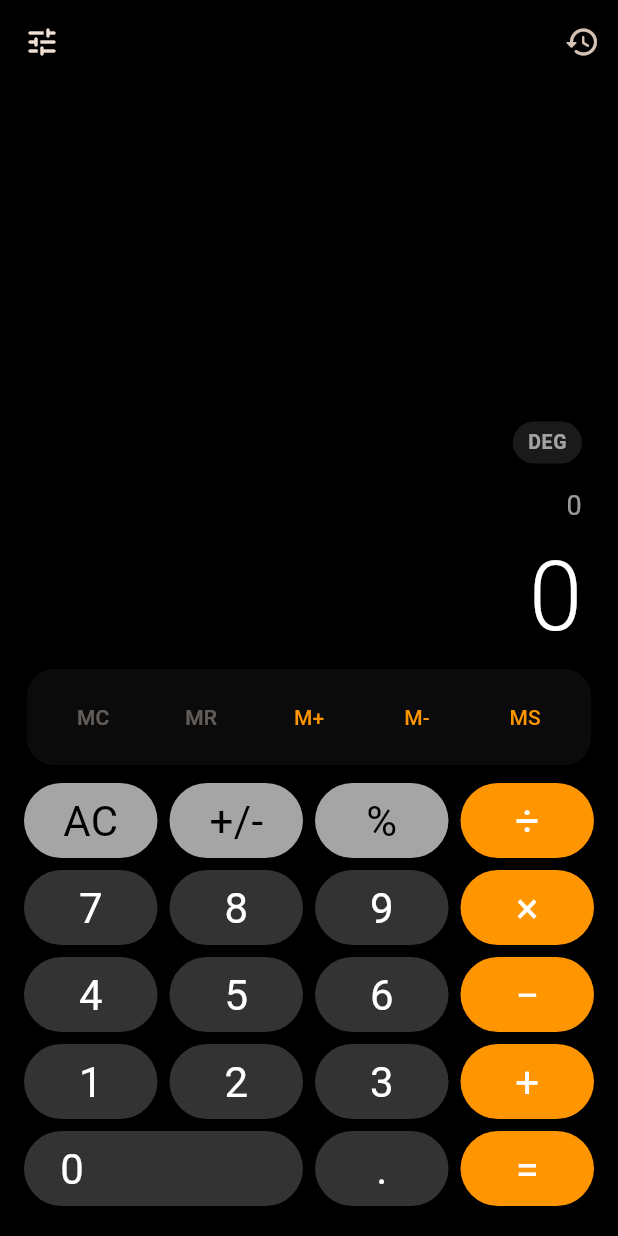
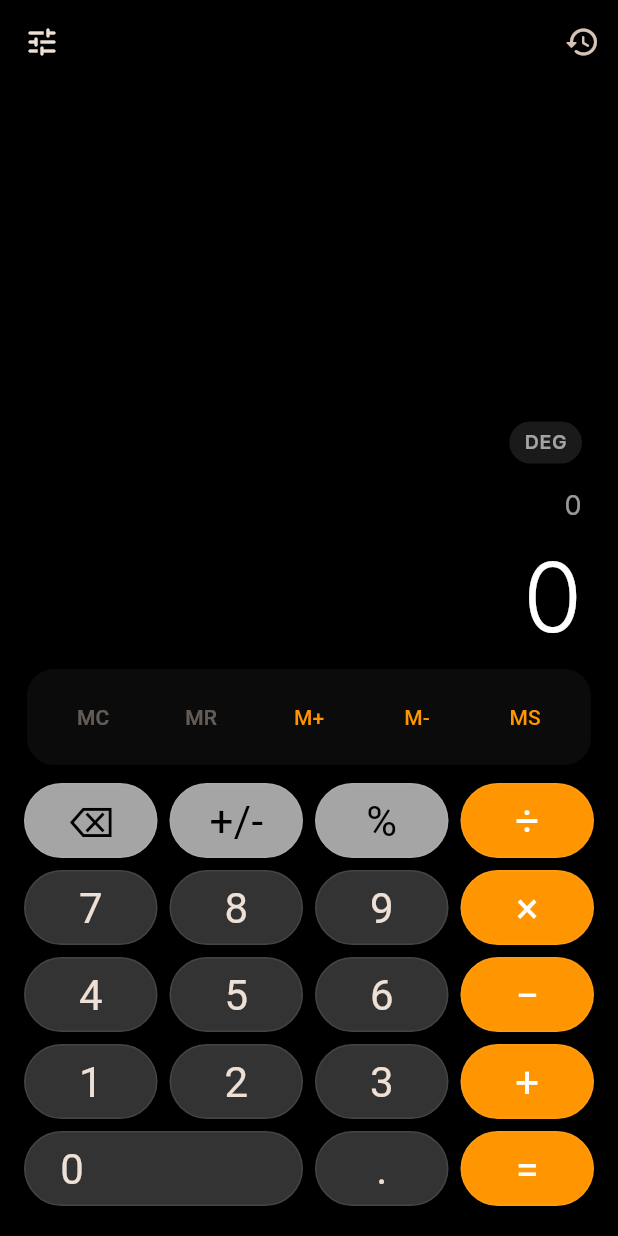
Before and after one commit to Tarun9105/Calc, a Flutter app: the screen it shows after launch, on a phone screen of 412 x 824 dp. Run offline on Flutter 3.47's test engine with Material 3 defaults, Android fonts, the phone set to English and light mode, and no system bars; our stand-ins replace google_fonts.

Commit message:
Update UI to circular design, add Inter font, and replace AC with Delete/Clear button

```diff
--- a/lib/app/theme.dart
+++ b/lib/app/theme.dart
@@ -1,4 +1,5 @@
 import 'package:flutter/material.dart';
+import 'package:google_fonts/google_fonts.dart';
 
 import '../features/settings/domain/app_settings.dart';
 
@@ -6,11 +7,11 @@ ThemeData buildSmartCalcTheme({
   CalculatorThemeMode themeMode = CalculatorThemeMode.dark,
 }) {
   final isLight = themeMode == CalculatorThemeMode.light;
-  final background = isLight ? const Color(0xFFF2F2F7) : const Color(0xFF000000);
+  final background = isLight ? const Color(0xFFFFFFFF) : const Color(0xFF000000);
   const operator = Color(0xFFFF9500);
-  final digit = isLight ? const Color(0xFFE0E0E6) : const Color(0xFF333333);
-  const function = Color(0xFFA5A5A5);
-  final scientific = isLight ? const Color(0xFFD1D1D6) : const Color(0xFF1C1C1C);
+  final digit = isLight ? const Color(0xFF8E8E93) : const Color(0xFF333333);
+  final function = isLight ? const Color(0xFFD1D1D6) : const Color(0xFFA5A5A5);
+  final scientific = isLight ? const Color(0xFFE5E5EA) : const Color(0xFF1C1C1C);
   final textOnSurface = isLight ? Colors.black : Colors.white;
 
   return ThemeData(
@@ -23,7 +24,8 @@ ThemeData buildSmartCalcTheme({
       primary: operator,
       secondary: digit,
     ),
-    textTheme: TextTheme(
+    textTheme: GoogleFonts.interTextTheme(
+      TextTheme(
         displayLarge: TextStyle(
           fontSize: 64,
           fontWeight: FontWeight.w300,
@@ -32,6 +34,7 @@ ThemeData buildSmartCalcTheme({
         bodyLarge: TextStyle(
           fontSize: 18,
           color: isLight ? Colors.black87 : Colors.white70,
+        ),
       ),
     ),
     extensions: <ThemeExtension<dynamic>>[
--- a/lib/core/widgets/calculator_key_button.dart
+++ b/lib/core/widgets/calculator_key_button.dart
@@ -7,6 +7,7 @@ class CalculatorKeyButton extends StatelessWidget {
     required this.backgroundColor,
     required this.foregroundColor,
     required this.onPressed,
+    this.onLongPress,
     this.flex = 1,
     super.key,
   });
@@ -16,6 +17,7 @@ class CalculatorKeyButton extends StatelessWidget {
   final Color backgroundColor;
   final Color foregroundColor;
   final VoidCallback onPressed;
+  final VoidCallback? onLongPress;
   final int flex;
 
   @override
@@ -33,10 +35,15 @@ class CalculatorKeyButton extends StatelessWidget {
               color: backgroundColor,
               shape: RoundedRectangleBorder(
                 borderRadius: BorderRadius.circular(flex == 2 ? 34 : 999),
+                side: BorderSide(
+                  color: Theme.of(context).colorScheme.onSurface.withValues(alpha: 0.1),
+                  width: 1,
+                ),
               ),
               child: InkWell(
                 borderRadius: BorderRadius.circular(flex == 2 ? 34 : 999),
                 onTap: onPressed,
+                onLongPress: onLongPress,
                 child: Align(
                   alignment: flex == 2 ? Alignment.centerLeft : Alignment.center,
                   child: Padding(
--- a/lib/features/calculator/presentation/calculator_keypad.dart
+++ b/lib/features/calculator/presentation/calculator_keypad.dart
@@ -10,6 +10,7 @@ class CalculatorKeypad extends StatelessWidget {
   const CalculatorKeypad({
     required this.onInput,
     required this.onEvaluate,
+    required this.onBackspace,
     required this.onClear,
     required this.onPercent,
     required this.onToggleSign,
@@ -18,6 +19,7 @@ class CalculatorKeypad extends StatelessWidget {
 
   final KeyPressCallback onInput;
   final VoidKeyCallback onEvaluate;
+  final VoidKeyCallback onBackspace;
   final VoidKeyCallback onClear;
   final VoidKeyCallback onPercent;
   final VoidKeyCallback onToggleSign;
@@ -31,11 +33,12 @@ class CalculatorKeypad extends StatelessWidget {
       children: [
         _buildRow([
           _key(
-            label: 'AC',
-            semanticLabel: 'all clear',
+            label: '⌫', // Standard backspace symbol, or we can use 'C'
+            semanticLabel: 'delete',
             backgroundColor: colors.function,
             foregroundColor: Colors.black,
-            onPressed: onClear,
+            onPressed: onBackspace,
+            onLongPress: onClear,
           ),
           _key(
             label: '+/-',
@@ -60,21 +63,21 @@ class CalculatorKeypad extends StatelessWidget {
           ),
         ]),
         _buildRow([
-          _digit(colors, '7'),
-          _digit(colors, '8'),
-          _digit(colors, '9'),
+          _digit(colors, '7', context),
+          _digit(colors, '8', context),
+          _digit(colors, '9', context),
           _operator(colors, '×', 'multiply', '*'),
         ]),
         _buildRow([
-          _digit(colors, '4'),
-          _digit(colors, '5'),
-          _digit(colors, '6'),
+          _digit(colors, '4', context),
+          _digit(colors, '5', context),
+          _digit(colors, '6', context),
           _operator(colors, '−', 'subtract', '-'),
         ]),
         _buildRow([
-          _digit(colors, '1'),
-          _digit(colors, '2'),
-          _digit(colors, '3'),
+          _digit(colors, '1', context),
+          _digit(colors, '2', context),
+          _digit(colors, '3', context),
           _operator(colors, '+', 'add', '+'),
         ]),
         _buildRow([
@@ -82,7 +85,7 @@ class CalculatorKeypad extends StatelessWidget {
             label: '0',
             semanticLabel: '0',
             backgroundColor: colors.digit,
-            foregroundColor: Colors.white,
+            foregroundColor: Theme.of(context).colorScheme.onSurface,
             onPressed: () => onInput('0'),
             flex: 2,
           ),
@@ -90,7 +93,7 @@ class CalculatorKeypad extends StatelessWidget {
             label: '.',
             semanticLabel: 'decimal point',
             backgroundColor: colors.digit,
-            foregroundColor: Colors.white,
+            foregroundColor: Theme.of(context).colorScheme.onSurface,
             onPressed: () => onInput('.'),
           ),
           _key(
@@ -109,12 +112,12 @@ class CalculatorKeypad extends StatelessWidget {
     return Row(children: children);
   }
 
-  Widget _digit(SmartCalcColors colors, String value) {
+  Widget _digit(SmartCalcColors colors, String value, BuildContext context) {
     return _key(
       label: value,
       semanticLabel: value,
       backgroundColor: colors.digit,
-      foregroundColor: Colors.white,
+      foregroundColor: Theme.of(context).colorScheme.onSurface,
       onPressed: () => onInput(value),
     );
   }
@@ -140,6 +143,7 @@ class CalculatorKeypad extends StatelessWidget {
     required Color backgroundColor,
     required Color foregroundColor,
     required VoidCallback onPressed,
+    VoidCallback? onLongPress,
     int flex = 1,
   }) {
     return CalculatorKeyButton(
@@ -148,6 +152,7 @@ class CalculatorKeypad extends StatelessWidget {
       backgroundColor: backgroundColor,
       foregroundColor: foregroundColor,
       onPressed: onPressed,
+      onLongPress: onLongPress,
       flex: flex,
     );
   }
--- a/pubspec.yaml
+++ b/pubspec.yaml
@@ -1,7 +1,8 @@
 name: smartcalc
 description: SmartCalc scientific calculator
-publish_to: "none"
-version: 0.1.0+1
+publish_to: "Play Store"
+published_by: "Tarun Kushwah"
+version: 1.0.0+1
 
 environment:
   sdk: ">=3.3.0 <4.0.0"
@@ -12,6 +13,7 @@ dependencies:
   flutter_riverpod: ^2.6.1
   hive: ^2.2.3
   decimal: ^3.2.4
+  google_fonts: ^8.2.1
 
 dev_dependencies:
   flutter_test:
```
Also changed, not shown: lib/features/calculator/application/calculator_controller.dart (+19 -3 lines), lib/features/calculator/presentation/calculator_screen.dart (+7 -0 lines), lib/features/history/presentation/history_panel.dart (+1 -14 lines), lib/features/settings/presentation/settings_panel.dart (+19 -9 lines), pubspec.lock. Lines whose indentation alone changed are shown as unchanged.
